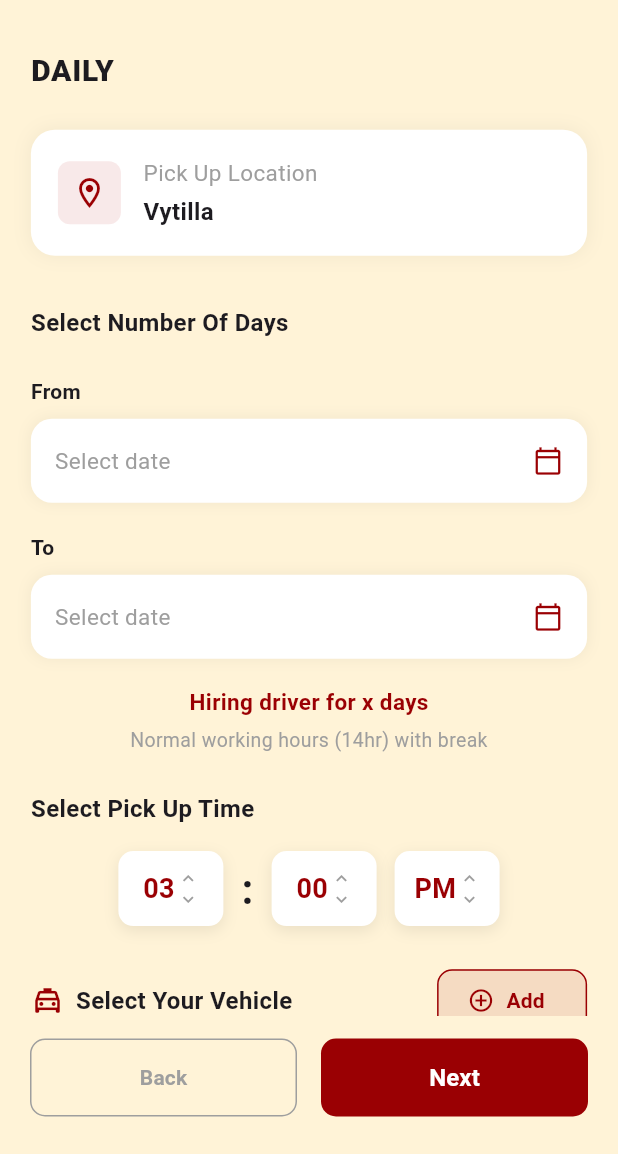
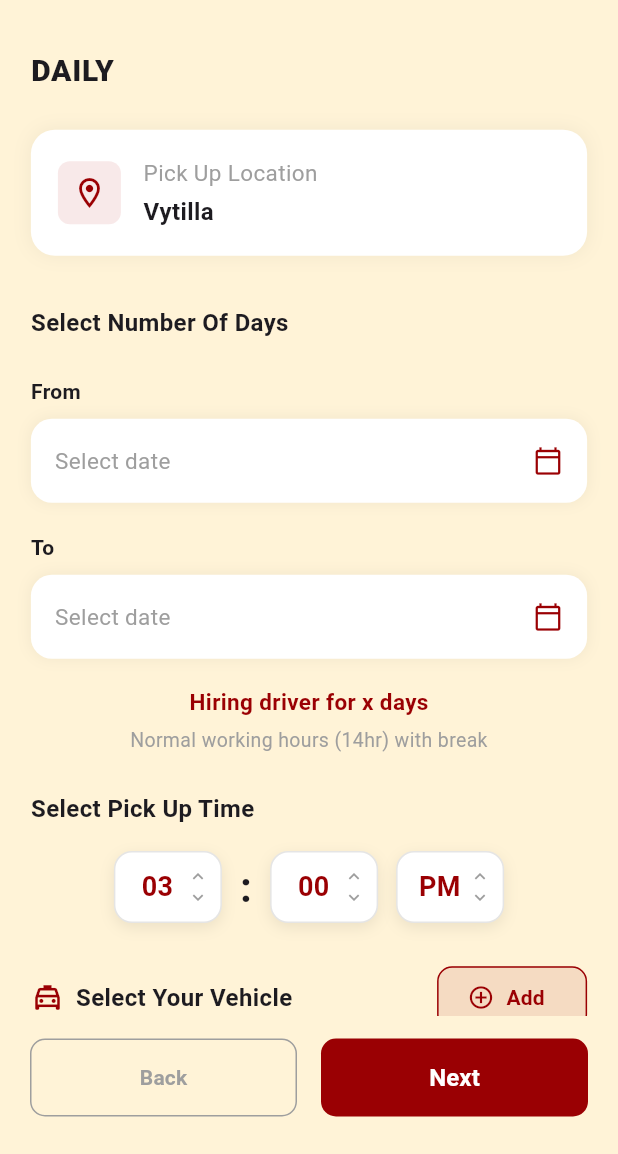
Before and after one commit to khamar21/drivwhere, a Flutter app: the DailyScreen screen opened directly, on a phone screen of 412 x 824 dp, the part 82-1236 px from its top. Run offline on Flutter 3.47's test engine with Material 3 defaults, Android fonts, the light colour scheme and no system bars; our stand-ins replace device_preview.

Commit message:
updated codes

```diff
--- a/lib/core/widgets/time_box.dart
+++ b/lib/core/widgets/time_box.dart
@@ -6,23 +6,40 @@ class TimeBox extends StatelessWidget {
   const TimeBox({
     super.key,
     required this.value,
-    this.onTap,
+    required this.onTap,
+    this.isSelected = false,
+    this.width = 72,
+    this.height = 48,
   });
 
   final String value;
-  final VoidCallback? onTap;
+  final VoidCallback onTap;
+  final bool isSelected;
+  final double width;
+  final double height;
 
   @override
   Widget build(BuildContext context) {
-    return InkWell(
+    return Material(
+      color: Colors.transparent,
+      child: InkWell(
         onTap: onTap,
-      borderRadius: BorderRadius.circular(10),
-      child: Container(
-        width: 70,
-        height: 50,
+        borderRadius: BorderRadius.circular(12),
+        child: AnimatedContainer(
+          duration: const Duration(milliseconds: 250),
+          width: width,
+          height: height,
+          padding: const EdgeInsets.symmetric(horizontal: 8),
           decoration: BoxDecoration(
-          color: Colors.white,
-          borderRadius: BorderRadius.circular(10),
+            color: isSelected
+                ? AppColors.primary
+                : Colors.white,
+            borderRadius: BorderRadius.circular(12),
+            border: Border.all(
+              color: isSelected
+                  ? AppColors.primary
+                  : const Color(0xffE5E5E5),
+            ),
             boxShadow: [
               BoxShadow(
                 color: Colors.black.withOpacity(.08),
@@ -32,37 +49,45 @@ class TimeBox extends StatelessWidget {
             ],
           ),
           child: Row(
-          mainAxisAlignment: MainAxisAlignment.center,
             children: [
-            Text(
+              Expanded(
+                child: Center(
+                  child: Text(
                     value,
-              style: const TextStyle(
-                color: AppColors.primary,
+                    style: TextStyle(
                       fontSize: 18,
                       fontWeight: FontWeight.bold,
+                      color: isSelected
+                          ? Colors.white
+                          : AppColors.primary,
+                    ),
+                  ),
                 ),
               ),
 
-            const SizedBox(width: 2),
-
               Column(
                 mainAxisAlignment: MainAxisAlignment.center,
-              children: const [
+                children: [
                   Icon(
                     Icons.keyboard_arrow_up,
                     size: 14,
-                  color: Colors.grey,
+                    color: isSelected
+                        ? Colors.white
+                        : Colors.grey,
                   ),
                   Icon(
                     Icons.keyboard_arrow_down,
                     size: 14,
-                  color: Colors.grey,
+                    color: isSelected
+                        ? Colors.white
+                        : Colors.grey,
                   ),
                 ],
               ),
             ],
           ),
         ),
+      ),
     );
   }
 }
```
Also changed, not shown: lib/core/widgets/date_selector.dart (+29 -23 lines), lib/features/authentication/presentation/screens/pickup_drop_screen.dart (+227 -161 lines). Lines whose indentation alone changed are shown as unchanged.
